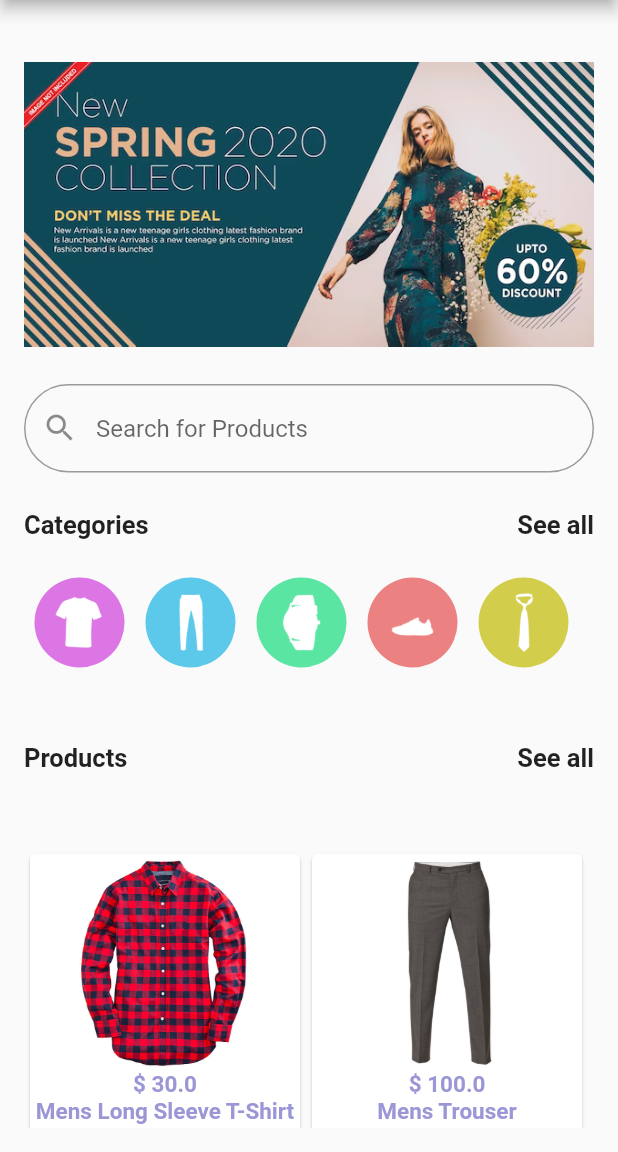
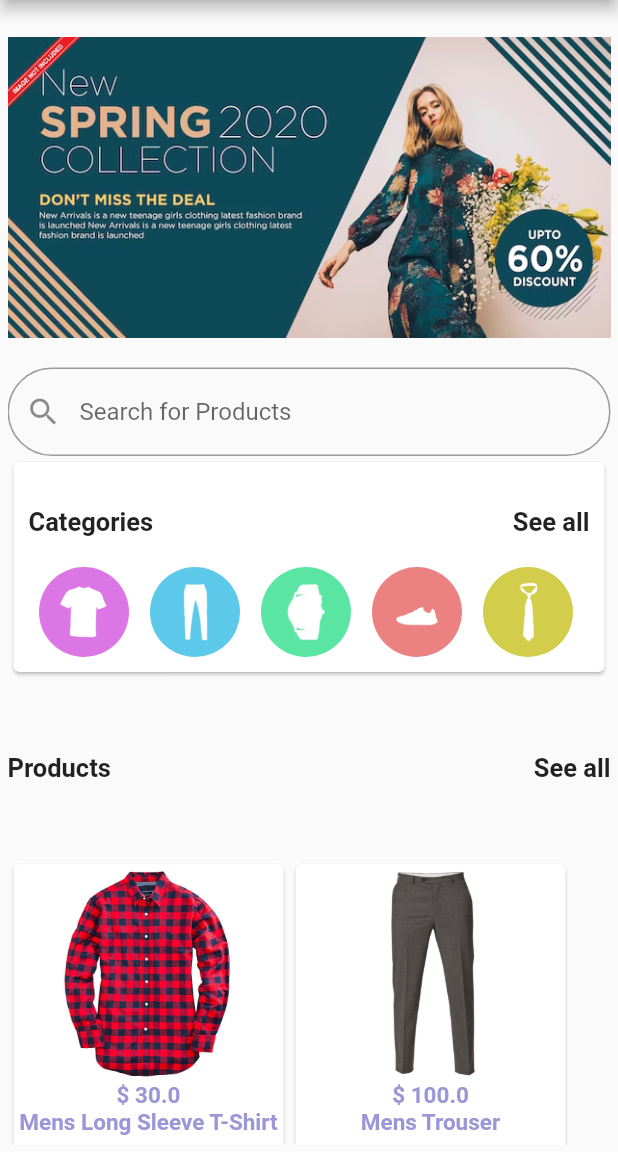
Before and after one commit to OmeshSachethana/UEE_Project, a Flutter app: the screen it shows once a user with an empty profile is signed in, on a phone screen of 412 x 824 dp, the part 84-1236 px from its top. Run offline on Flutter 3.47's test engine with Material 2 defaults, Android fonts, the phone set to English and light mode, and no system bars; drawn by our look-alikes of carousel_slider; our stand-ins replace cloud_firestore, firebase_auth, firebase_core, firebase_storage, flutter_rating_bar, get and 5 more; missing offline and left inert: dart:ffi, flutter_paypal; accounts and stored records are empty.

Commit message:
last commit

```diff
--- a/lib/components/drawer.dart
+++ b/lib/components/drawer.dart
@@ -77,7 +77,7 @@ class MyDrawer extends StatelessWidget {
           ),
           MyListTile(
             icon: Icons.recycling,
-            text: "A U C T I O N S",
+            text: "D-Auction".tr,
             onTap: onAuctionTap,
           ),
           MyListTile(
@@ -107,12 +107,12 @@ class MyDrawer extends StatelessWidget {
           ),
           MyListTile(
             icon: Icons.recycling,
-            text: "R E C Y C L E   C E N T E R",
+            text: "D-RecycleC".tr,
             onTap: onRecycleCenterTap,
           ),
           MyListTile(
             icon: Icons.recycling_sharp,
-            text: "R E C Y C L E   P R O D U C T",
+            text: "D-RecycleP".tr,
             onTap: onRecyclProductTap,
           ),
           MyListTile(
--- a/lib/language.dart
+++ b/lib/language.dart
@@ -43,7 +43,24 @@ class Language extends Translations{
       'auctionp': 'Auction Products',
       'auctionon':'Ongoing Auctions',
       'myauction':'My Auctions',
-      'stimer':'Start Timer'
+      'stimer':'Start Timer',
+      'D-Auction':'A U C T I O N S',
+      'D-RecycleC':'R E C Y C  L E  C E N T E R',
+      'D-RecycleP':'R E C Y C L E  P R O D U C T',
+      'eproduct':'Edit Product',
+      'cancel':'Cancel',
+      'save':'Save',
+      'dproduct':'Delete Product',
+      'dconfirm':'Are you sure you want to delete this product?',
+      'delete':'Delete',
+      'unassigned':'Unassigned',
+      'rproduct':'Recycle Product',
+      'url':'Image URL',
+      'acenter':'Assigned Center',
+      'astatus':'Assigned Status',
+      'recycle':'Recycle',
+      'mproduct':'My Products',
+      'pending':'Pending'
 
     },
     'sin':{
@@ -54,14 +71,14 @@ class Language extends Translations{
       'myproducts':'මගේ නිෂ්පාදන',
       'addproduct':'නිෂ්පාදන එකතු කරන්න',
       'name':'නම',
-      'quantity':'ප්රමාණය',
+      'quantity':'ප්‍රමාණය',
       'price':'මිල',
       'description':'විස්තර',
       'upload':'රූපය උඩුගත කරන්න',
       'addfeedback':'ප්‍රතිපෝෂණයක් එක් කරන්න',
       'user':'පරිශීලක නාමය',
-      'feedback': 'ප්රතිපෝෂණ',
-      'rating': 'ශ්රේණිගත කිරීම',
+      'feedback': 'ප්‍රතිපෝෂණ',
+      'rating': 'ශ්‍රේණිගත කිරීම',
       'submit':'ඉදිරිපත් කරන්න',
       'language':'භාෂාවක් තෝරන්න',
       'listfeedback':'ප්‍රතිපෝෂණ ලැයිස්තුව',
@@ -85,7 +102,10 @@ class Language extends Translations{
       'auctionp': 'වෙන්දේසි නිෂ්පාදන',
       'auctionon':'දැනට පවතින වෙන්දේසි',
       'myauction':'මගේ වෙන්දේසි',
-      'stimer':'ටයිමර් ආරම්භ කරන්න'
+      'stimer':'ටයිමර් ආරම්භ කරන්න',
+      'D-Auction':'වෙන්දේසි',
+      'D-RecycleC':'ප්‍රතිචක්‍රීකරණ මධ්‍යස්ථානය',
+      'D-RecycleP':'ප්‍රතිචක්‍රීකරණ නිෂ්පාදනය'
     }
   };
 }
--- a/lib/pages/ProductList.dart
+++ b/lib/pages/ProductList.dart
@@ -35,7 +35,7 @@ class _ProductsViewState extends State<ProductsView> {
             return data != null &&
                 data['name'] != null &&
                 data['name'].toLowerCase().contains(searchText.toLowerCase()) &&
-                (widget.productType == 'all' || data['productType'] == widget.productType); // Filter by productType
+                (widget.productType == 'all' || data['category'] == widget.productType); // Filter by productType
           }).toList();
           return Column(
             children: <Widget>[
--- a/lib/pages/sample_product_page.dart
+++ b/lib/pages/sample_product_page.dart
@@ -82,7 +82,7 @@ class ProductPage extends StatelessWidget {
   Widget build(BuildContext context) {
     return Scaffold(
       body: Padding(
-        padding: EdgeInsets.all(16.0),
+        padding: EdgeInsets.all(5.0),
         child: SingleChildScrollView(
           child: Column(
             children: <Widget>[
@@ -104,8 +104,13 @@ class ProductPage extends StatelessWidget {
                   ),
                 ),
               ),
-              Container(
-                height: 70,
+              Card(
+                child:Padding(
+                  padding: EdgeInsets.all(10.0),
+                  child: Column(
+                  children: <Widget>[
+                                    Container(
+                height: 60,
                 child: Row(
                   mainAxisAlignment: MainAxisAlignment.spaceBetween,
                   children: <Widget>[
@@ -122,7 +127,8 @@ class ProductPage extends StatelessWidget {
               ),
               Container(
                 height: 60,
-                child: Row(
+                child: Flexible(
+                  child: Row(
                   children: <Widget>[
                     _buildCategory(context ,"shirtCat.webp", 0xffDB76E4,'Shirt'),
                     _buildCategory(context ,"trousers.png", 0xff5CC9EB, 'Trousers'),
@@ -131,7 +137,17 @@ class ProductPage extends StatelessWidget {
                     _buildCategory(context ,"TieCat.png", 0xffD3CD4C,"Ties"),
                   ],
                 ),
+
+                  )
+
               ),
+                  ],
+                )
+                )
+
+
+),
+
               Container(
                 height: 120,
                 width: double.infinity,
```
Also changed, not shown: lib/pages/AddFeedback.dart (+17 -0 lines), lib/pages/FeedbackList.dart (+17 -4 lines), lib/pages/my_products_page.dart (+24 -23 lines), lib/pages/productDetails.dart (+15 -4 lines), lib/images/Success.gif (added).
